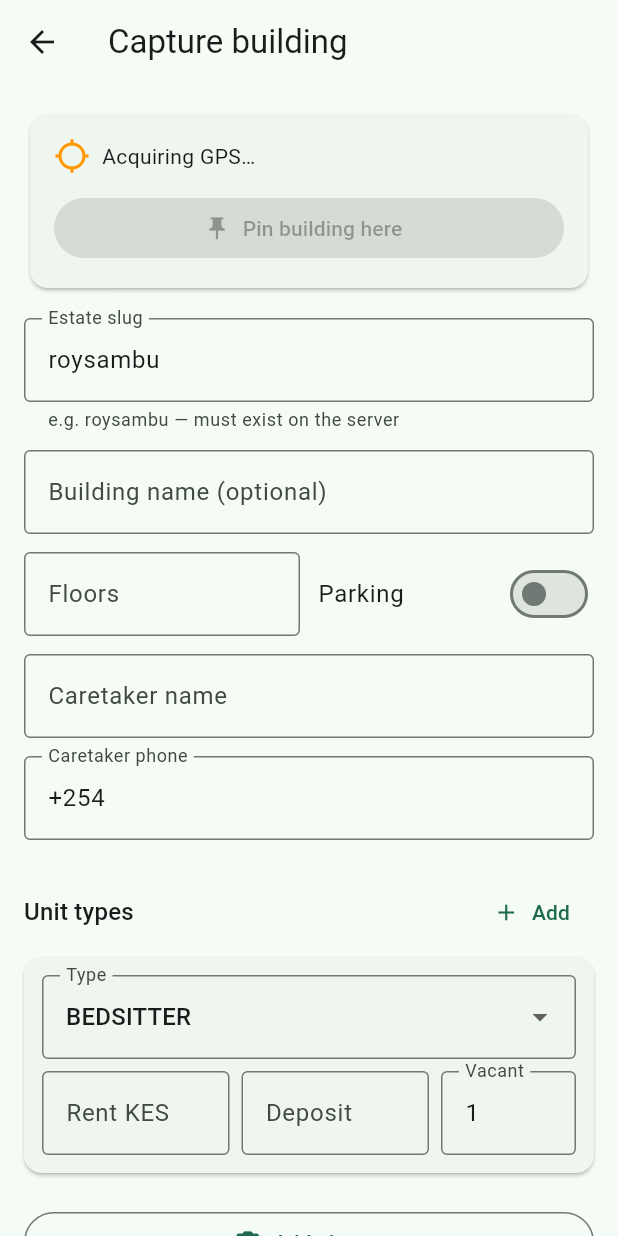
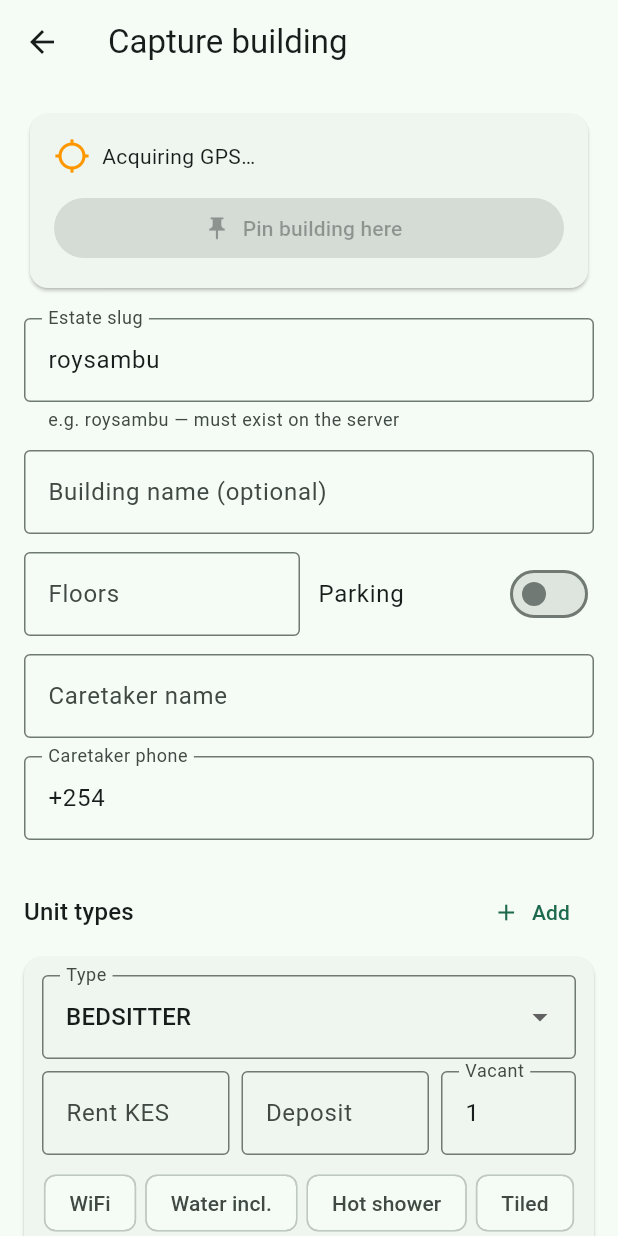
Before and after one commit to urbantrendsorganization-production/house-hunting-platform, a Flutter app: the CaptureScreen screen opened directly, on a phone screen of 412 x 824 dp. Run offline on Flutter 3.47's test engine with Material 3 defaults, Android fonts, the phone set to English and light mode, and no system bars; our stand-ins replace connectivity_plus, dio, drift, flutter_image_compress, flutter_riverpod, flutter_secure_storage and 3 more; accounts and stored records are empty; generated files the repository leaves out were written again; network calls fail.

Commit message:
feat(agent): capture per-unit amenities so listings match the API
The consumer detail serializer surfaces amenities per unit type and the
sync endpoint accepts them, but the agent app had no way to capture
amenities — so every listing showed an empty set. Close the gap:

- Add UnitTypes.amenities (JSON flag map) to the Drift schema, with a v2
  migration that adds the column in place so an in-field install keeps
  its un-synced capture queue.
- Amenity FilterChips on each unit row; selections persist as {"wifi":
  true} to match the server JSONB dict / consumer Record<string,unknown>.
- Sync payload sends the decoded amenities dict; a corrupt/empty value
  degrades to {} rather than failing the record.

Tests: amenities round-trip as the expected flag map; flutter analyze
clean; full unit suite green.

Co-Authored-By: Claude Opus 4.8 <noreply@anthropic.com>

```diff
--- a/agent_app/lib/src/data/capture_repository.dart
+++ b/agent_app/lib/src/data/capture_repository.dart
@@ -1,3 +1,5 @@
+import 'dart:convert';
+
 import 'package:drift/drift.dart';
 import 'package:uuid/uuid.dart';
 
@@ -60,14 +62,18 @@ class CaptureRepository {
     required String kind,
     required int rentKes,
     int? depositKes,
+    Set<String> amenities = const {},
   }) async {
     final id = _uuid.v4();
+    // Stored as a flag map ({"wifi": true}) to match the server's JSONB dict.
+    final amenityMap = {for (final a in amenities) a: true};
     await _db.upsertUnitType(UnitTypesCompanion.insert(
       id: id,
       buildingId: buildingId,
       kind: kind,
       rentKes: rentKes,
       depositKes: Value(depositKes),
+      amenities: Value(jsonEncode(amenityMap)),
     ));
     return id;
   }
--- a/agent_app/lib/src/ui/capture_screen.dart
+++ b/agent_app/lib/src/ui/capture_screen.dart
@@ -101,6 +101,7 @@ class _CaptureScreenState extends ConsumerState<CaptureScreen> {
           kind: u.kind,
           rentKes: rent,
           depositKes: int.tryParse(u.deposit.text.trim()),
+          amenities: u.amenities,
         );
         await repo.addVacancy(
           unitTypeId: unitId,
@@ -336,6 +337,17 @@ class _UnitRow extends StatelessWidget {
 
   static const _kinds = ['BEDSITTER', '1BR', '2BR', '3BR', 'SINGLE'];
 
+  // Unit-level amenities: slug (sent to the API as a flag map) → display label.
+  static const _amenities = <String, String>{
+    'wifi': 'WiFi',
+    'water_included': 'Water incl.',
+    'hot_shower': 'Hot shower',
+    'tiled': 'Tiled',
+    'balcony': 'Balcony',
+    'master_ensuite': 'Master ensuite',
+    'furnished': 'Furnished',
+  };
+
   @override
   Widget build(BuildContext context) {
     return Card(
@@ -398,6 +410,26 @@ class _UnitRow extends StatelessWidget {
                         labelText: 'Vacant', border: OutlineInputBorder()),
                   ),
                 ),
+              ],
+            ),
+            const SizedBox(height: 8),
+            Wrap(
+              spacing: 6,
+              runSpacing: 4,
+              children: [
+                for (final entry in _amenities.entries)
+                  FilterChip(
+                    label: Text(entry.value),
+                    selected: draft.amenities.contains(entry.key),
+                    onSelected: (on) {
+                      if (on) {
+                        draft.amenities.add(entry.key);
+                      } else {
+                        draft.amenities.remove(entry.key);
+                      }
+                      onChanged();
+                    },
+                  ),
               ],
             ),
           ],
@@ -465,6 +497,7 @@ class _UnitDraft {
   final rent = TextEditingController();
   final deposit = TextEditingController();
   final vacant = TextEditingController(text: '1');
+  final Set<String> amenities = {};
 
   void dispose() {
     rent.dispose();
```
Also changed, not shown: agent_app/lib/src/data/local/database.dart (+16 -1 lines), agent_app/lib/src/sync/sync_service.dart (+13 -0 lines), agent_app/lib/src/data/local/database.g.dart, 1 other file.
